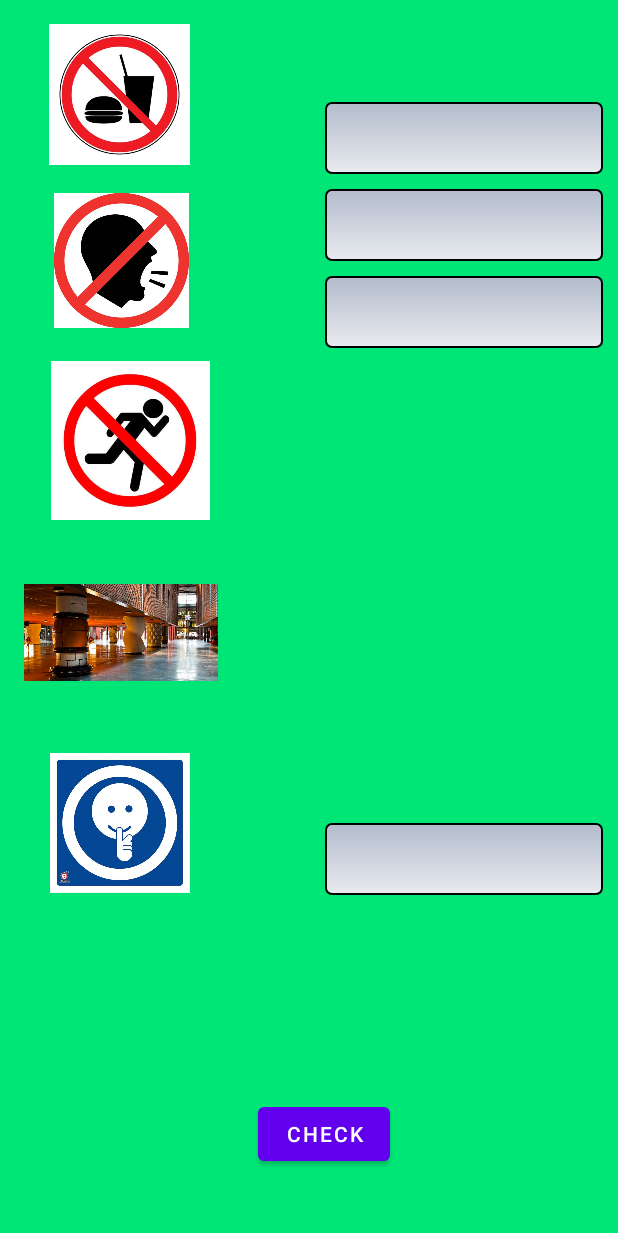
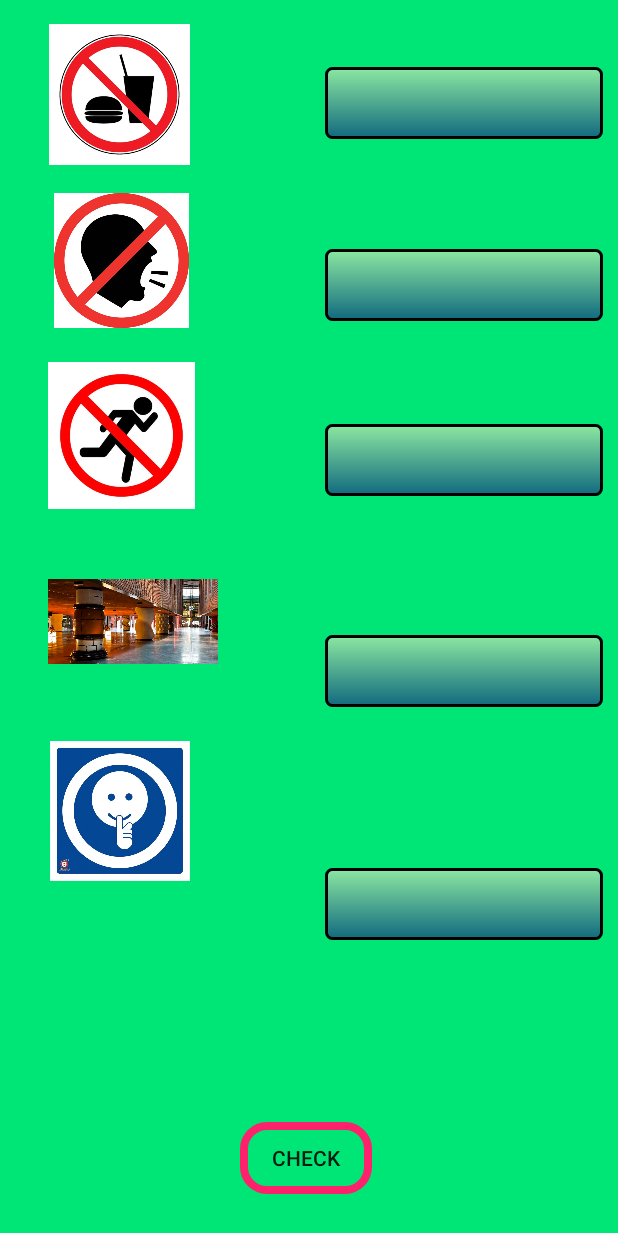
Before and after one commit to ByMarko99/BilboWalk, an Android app: the layout preguntas.xml on its own in the app's theme, with its tools: preview values and no code run, on a phone screen of 412 x 824 dp. Shown: the top 1233 px of the screen. Run offline under Robolectric (Android 15) with nearby library versions, the phone set to English and light mode, and no system bars.

Commit message:
Commit no cum

```diff
--- a/app/src/main/java/com/example/fortheloveofgodcanyoujsutworik/Preguntas.java
+++ b/app/src/main/java/com/example/fortheloveofgodcanyoujsutworik/Preguntas.java
@@ -2,6 +2,7 @@ package com.example.fortheloveofgodcanyoujsutworik;
 
 import androidx.appcompat.app.AppCompatActivity;
 
+import android.media.MediaPlayer;
 import android.os.Bundle;
 import android.view.View;
 import android.widget.ArrayAdapter;
@@ -111,6 +112,9 @@ public class Preguntas extends AppCompatActivity {
 
                 if(i==5){
                     Score.setText("OSO ONDO");
+                    //MediaPlayer mediaPlayer = MediaPlayer.create(this, R.raw.fuga_bach);
+                    //mediaPlayer.start();
+
                 }
 
 
--- /dev/null
+++ b/app/src/main/res/drawable/button_rounded_border.xml
@@ -0,0 +1,15 @@
+<?xml version="1.0" encoding="utf-8"?>
+<selector
+    xmlns:android="http://schemas.android.com/apk/res/android">
+
+    <item>
+        <shape
+            xmlns:android="http://schemas.android.com/apk/res/android"
+            android:shape="rectangle">
+
+            <corners android:radius="15dp" />
+            <stroke android:width="5dp" android:color="#FE216B" />
+        </shape>
+    </item>
+
+</selector>
--- a/app/src/main/res/drawable/gradient_spinner.xml
+++ b/app/src/main/res/drawable/gradient_spinner.xml
@@ -3,9 +3,9 @@
 
     <item><layer-list>
         <item><shape>
-            <gradient android:angle="90" android:endColor="#B3BBCC" android:startColor="#E8EBEF" android:type="linear" />
+            <gradient android:angle="90" android:endColor="#8be7a1" android:startColor="#126a7e" android:type="linear" />
 
-            <stroke android:width="1dp" android:color="#000000" />
+            <stroke android:width="2dp" android:color="#000000" />
 
             <corners android:radius="4dp" />
 
--- a/app/src/main/res/layout/preguntas.xml
+++ b/app/src/main/res/layout/preguntas.xml
@@ -14,10 +14,11 @@
         android:layout_width="185dp"
         android:layout_height="48dp"
         android:layout_marginTop="104dp"
+        android:layout_marginEnd="16dp"
         app:layout_constraintBottom_toBottomOf="parent"
         app:layout_constraintEnd_toEndOf="parent"
         app:layout_constraintTop_toBottomOf="@+id/spinner4"
-        app:layout_constraintVertical_bias="0.585" />
+        app:layout_constraintVertical_bias="0.342" />
 
     <ImageView
         android:id="@+id/NoComer"
@@ -41,8 +42,8 @@
 
     <ImageView
         android:id="@+id/NoCorrer"
-        android:layout_width="109dp"
-        android:layout_height="106dp"
+        android:layout_width="98dp"
+        android:layout_height="99dp"
         android:layout_marginStart="32dp"
         android:layout_marginTop="19dp"
         app:layout_constraintStart_toStartOf="parent"
@@ -51,9 +52,9 @@
 
     <ImageView
         android:id="@+id/Zentro"
-        android:layout_width="129dp"
-        android:layout_height="125dp"
-        android:layout_marginStart="16dp"
+        android:layout_width="113dp"
+        android:layout_height="124dp"
+        android:layout_marginStart="32dp"
         android:layout_marginTop="12dp"
         app:layout_constraintStart_toStartOf="parent"
         app:layout_constraintTop_toBottomOf="@+id/NoCorrer"
@@ -74,59 +75,66 @@
         style="@style/spinner_style"
         android:layout_width="185dp"
         android:layout_height="48dp"
-        android:layout_marginTop="40dp"
-        android:layout_marginEnd="16dp"
-        android:backgroundTint="#00000000"
+        android:layout_marginEnd="8dp"
+        app:layout_constraintBottom_toBottomOf="parent"
         app:layout_constraintEnd_toEndOf="parent"
         app:layout_constraintTop_toTopOf="parent"
+        app:layout_constraintVertical_bias="0.046"
         tools:ignore="SpeakableTextPresentCheck" />
 
     <Spinner
         android:id="@+id/spinner2"
+        style="@style/spinner_style"
         android:layout_width="185dp"
         android:layout_height="48dp"
         android:layout_marginTop="60dp"
-        android:layout_marginEnd="16dp"
+        android:layout_marginEnd="8dp"
+        app:layout_constraintBottom_toBottomOf="parent"
         app:layout_constraintEnd_toEndOf="parent"
         app:layout_constraintTop_toBottomOf="@+id/spinner1"
-        style="@style/spinner_style"/>
+        app:layout_constraintVertical_bias="0.095" />
 
     <Spinner
         android:id="@+id/spinner3"
+        style="@style/spinner_style"
         android:layout_width="185dp"
         android:layout_height="48dp"
         android:layout_marginTop="72dp"
         android:layout_marginEnd="16dp"
+        app:layout_constraintBottom_toBottomOf="parent"
         app:layout_constraintEnd_toEndOf="parent"
         app:layout_constraintTop_toBottomOf="@+id/spinner2"
-        style="@style/spinner_style"/>
+        app:layout_constraintVertical_bias="0.108" />
 
     <Spinner
         android:id="@+id/spinner4"
+        style="@style/spinner_style"
         android:layout_width="185dp"
         android:layout_height="48dp"
-        android:layout_marginTop="76dp"
+        android:layout_marginTop="72dp"
         android:layout_marginEnd="16dp"
+        app:layout_constraintBottom_toBottomOf="parent"
         app:layout_constraintEnd_toEndOf="parent"
         app:layout_constraintTop_toBottomOf="@+id/spinner3"
-        style="@style/spinner_style"/>
+        app:layout_constraintVertical_bias="0.194" />
 
-    <Button
+    <androidx.appcompat.widget.AppCompatButton
         android:id="@+id/btnCheck"
         android:layout_width="wrap_content"
         android:layout_height="wrap_content"
-        android:layout_marginStart="172dp"
-        android:layout_marginBottom="44dp"
+        android:layout_marginStart="160dp"
+        android:layout_marginBottom="28dp"
         android:text="Check"
         app:layout_constraintBottom_toBottomOf="parent"
-        app:layout_constraintStart_toStartOf="parent" />
+        app:layout_constraintStart_toStartOf="parent"
+        android:background="@drawable/button_rounded_border"/>
 
     <TextView
         android:id="@+id/Score"
         android:layout_width="wrap_content"
         android:layout_height="wrap_content"
-        android:layout_marginStart="32dp"
-        android:layout_marginBottom="60dp"
+        android:layout_marginStart="300dp"
+        android:layout_marginBottom="44dp"
         android:text="TextView"
         android:visibility="invisible"
         app:layout_constraintBottom_toBottomOf="parent"
```
